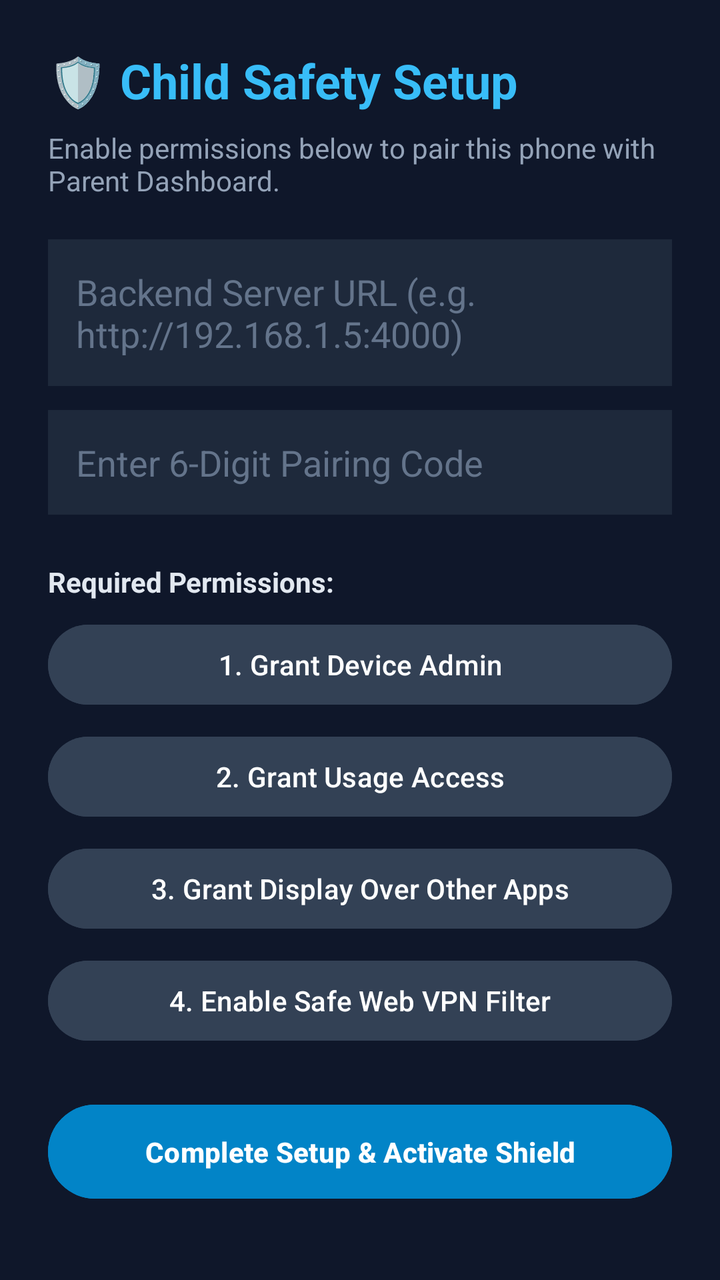
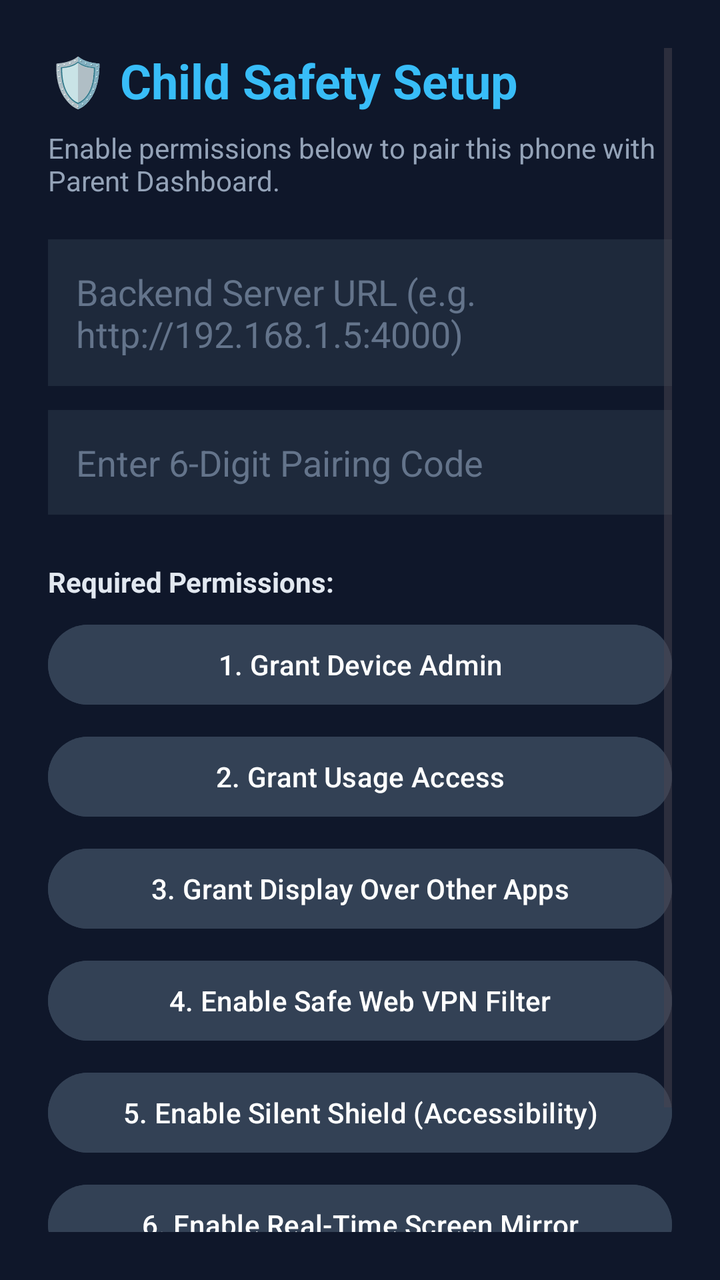

An Android layout rendered at two revisions. The XML below is the earlier revision; the diff shows what the commit changed to produce the second picture.
<!-- AndroidManifest.xml: application theme Theme.Material3.DayNight.NoActionBar -->
<!-- res/layout/activity_setup.xml -->
<?xml version="1.0" encoding="utf-8"?>
<ScrollView xmlns:android="http://schemas.android.com/apk/res/android"
    android:layout_width="match_parent"
    android:layout_height="match_parent"
    android:background="#0F172A"
    android:padding="24dp">

    <LinearLayout
        android:layout_width="match_parent"
        android:layout_height="wrap_content"
        android:orientation="vertical">

        <TextView
            android:layout_width="wrap_content"
            android:layout_height="wrap_content"
            android:text="🛡️ Child Safety Setup"
            android:textColor="#38BDF8"
            android:textSize="24sp"
            android:textStyle="bold" />

        <TextView
            android:layout_width="wrap_content"
            android:layout_height="wrap_content"
            android:layout_marginTop="8dp"
            android:text="Enable permissions below to pair this phone with Parent Dashboard."
            android:textColor="#94A3B8"
            android:textSize="14sp" />

        <EditText
            android:id="@+id/etBackendUrl"
            android:layout_width="match_parent"
            android:layout_height="wrap_content"
            android:layout_marginTop="20dp"
            android:background="#1E293B"
            android:hint="Backend Server URL (e.g. http://192.168.1.5:4000)"
            android:padding="14dp"
            android:textColor="#FFFFFF"
            android:textColorHint="#64748B" />

        <EditText
            android:id="@+id/etPairingCode"
            android:layout_width="match_parent"
            android:layout_height="wrap_content"
            android:layout_marginTop="12dp"
            android:background="#1E293B"
            android:hint="Enter 6-Digit Pairing Code"
            android:padding="14dp"
            android:textColor="#FFFFFF"
            android:textColorHint="#64748B" />

        <TextView
            android:layout_width="wrap_content"
            android:layout_height="wrap_content"
            android:layout_marginTop="24dp"
            android:text="Required Permissions:"
            android:textColor="#E2E8F0"
            android:textStyle="bold" />

        <Button
            android:id="@+id/btnEnableAdmin"
            android:layout_width="match_parent"
            android:layout_height="wrap_content"
            android:layout_marginTop="8dp"
            android:backgroundTint="#334155"
            android:text="1. Grant Device Admin" />

        <Button
            android:id="@+id/btnGrantUsage"
            android:layout_width="match_parent"
            android:layout_height="wrap_content"
            android:layout_marginTop="8dp"
            android:backgroundTint="#334155"
            android:text="2. Grant Usage Access" />

        <Button
            android:id="@+id/btnGrantOverlay"
            android:layout_width="match_parent"
            android:layout_height="wrap_content"
            android:layout_marginTop="8dp"
            android:backgroundTint="#334155"
            android:text="3. Grant Display Over Other Apps" />

        <Button
            android:id="@+id/btnEnableVpn"
            android:layout_width="match_parent"
            android:layout_height="wrap_content"
            android:layout_marginTop="8dp"
            android:backgroundTint="#334155"
            android:text="4. Enable Safe Web VPN Filter" />

        <Button
            android:id="@+id/btnCompleteSetup"
            android:layout_width="match_parent"
            android:layout_height="wrap_content"
            android:layout_marginTop="24dp"
            android:backgroundTint="#0284C7"
            android:padding="14dp"
            android:text="Complete Setup &amp; Activate Shield"
            android:textColor="#FFFFFF"
            android:textStyle="bold" />

    </LinearLayout>
</ScrollView>
<!-- resources referenced by this layout -->
<resources>

</resources>

<!-- the commit's change to res/layout/activity_setup.xml (unified diff, before → after) -->
@@ -89,6 +89,22 @@
             android:text="4. Enable Safe Web VPN Filter" />
 
         <Button
+            android:id="@+id/btnEnableAccessibility"
+            android:layout_width="match_parent"
+            android:layout_height="wrap_content"
+            android:layout_marginTop="8dp"
+            android:backgroundTint="#334155"
+            android:text="5. Enable Silent Shield (Accessibility)" />
+
+        <Button
+            android:id="@+id/btnEnableScreenMirror"
+            android:layout_width="match_parent"
+            android:layout_height="wrap_content"
+            android:layout_marginTop="8dp"
+            android:backgroundTint="#334155"
+            android:text="6. Enable Real-Time Screen Mirror" />
+
+        <Button
             android:id="@+id/btnCompleteSetup"
             android:layout_width="match_parent"
             android:layout_height="wrap_content"
